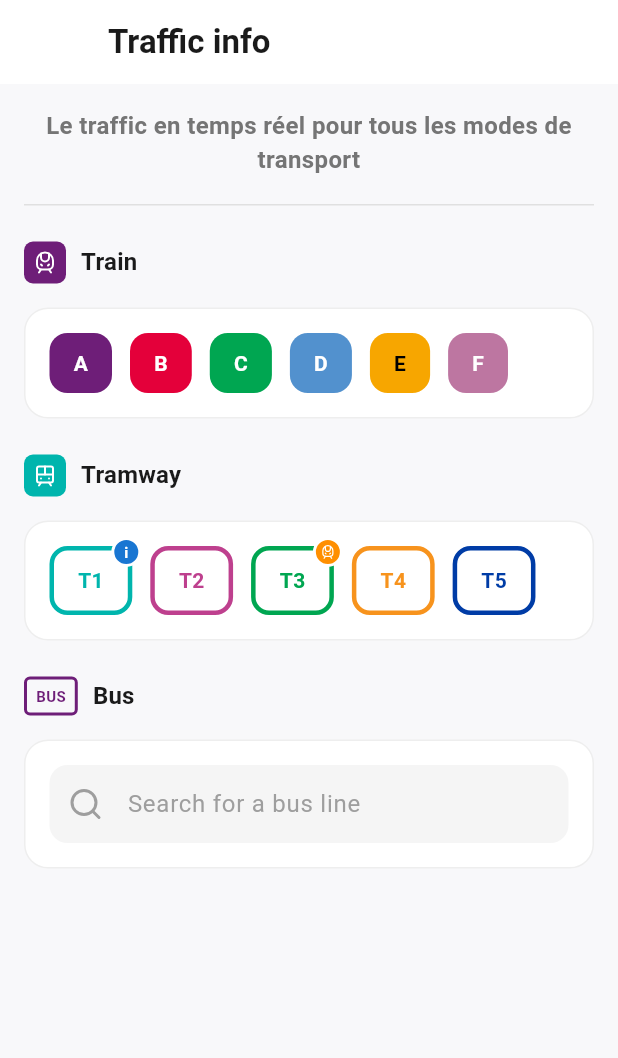
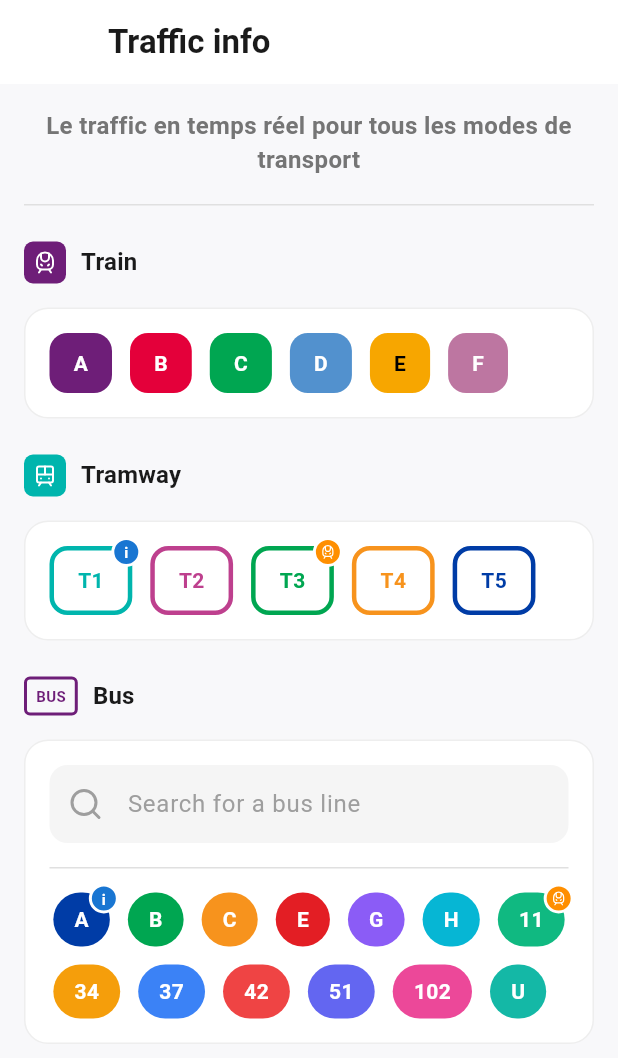
Before and after one commit to Nour-eng-cloud-art/sntf, a Flutter app: the TrafficTab screen opened directly, on a phone screen of 412 x 824 dp. Shown: the top 1058 px of the screen. Run offline on Flutter 3.47's test engine with Material 3 defaults, Android fonts, the phone set to English and light mode, and no system bars; our stand-ins replace flutter_dotenv, flutter_map, latlong2, lucide_icons_flutter; missing offline and left inert: location_picker_flutter_map.

Commit message:
fixing issues

```diff
--- a/lib/ui/screen/home/tabs/traffic_tab.dart
+++ b/lib/ui/screen/home/tabs/traffic_tab.dart
@@ -209,7 +209,25 @@ class _TrafficTabState extends State<TrafficTab> {
 
   // Bus Search
   Widget _buildBusSearch(ThemeData theme, bool isDark) {
-    return TextField(
+    final busLines = [
+      _LineBadgeData('A', const Color(0xFF003CA6), hasInfo: true),
+      _LineBadgeData('B', const Color(0xFF00A651)),
+      _LineBadgeData('C', const Color(0xFFF7931D)),
+      _LineBadgeData('E', const Color(0xFFE31E24)),
+      _LineBadgeData('G', const Color(0xFF8B5CF6)),
+      _LineBadgeData('H', const Color(0xFF06B6D4)),
+      _LineBadgeData('11', const Color(0xFF10B981), hasAlert: true),
+      _LineBadgeData('34', const Color(0xFFF59E0B)),
+      _LineBadgeData('37', const Color(0xFF3B82F6)),
+      _LineBadgeData('42', const Color(0xFFEF4444)),
+      _LineBadgeData('51', const Color(0xFF6366F1)),
+      _LineBadgeData('102', const Color(0xFFEC4899)),
+      _LineBadgeData('U', const Color(0xFF14B8A6)),
+    ];
+
+    return Column(
+      children: [
+        TextField(
           controller: _busSearchController,
           decoration: InputDecoration(
             hintText: 'Search for a bus line',
@@ -223,10 +241,55 @@ class _TrafficTabState extends State<TrafficTab> {
             ),
             contentPadding: const EdgeInsets.symmetric(horizontal: 16, vertical: 14),
           ),
+        ),
+        const SizedBox(height: 16),
+        const Divider(height: 1),
+        const SizedBox(height: 16),
+        Wrap(
+          spacing: 12,
+          runSpacing: 12,
+          children: busLines.map((line) => _buildBusLineBadge(line)).toList(),
+        ),
+      ],
     );
   }
 
   // Badge Builders
+  Widget _buildBusLineBadge(_LineBadgeData data) {
+    return Stack(
+      clipBehavior: Clip.none,
+      children: [
+        Container(
+          padding: const EdgeInsets.symmetric(horizontal: 14, vertical: 8),
+          decoration: BoxDecoration(
+            color: data.color,
+            borderRadius: BorderRadius.circular(20),
+          ),
+          child: Text(
+            data.label,
+            style: TextStyle(
+              fontSize: 14,
+              fontWeight: FontWeight.bold,
+              color: data.textColor,
+            ),
+          ),
+        ),
+        if (data.hasAlert)
+          Positioned(
+            right: -6,
+            top: -6,
+            child: _buildAlertIndicator(),
+          ),
+        if (data.hasInfo)
+          Positioned(
+            right: -6,
+            top: -6,
+            child: _buildInfoIndicator(),
+          ),
+      ],
+    );
+  }
+
   Widget _buildTrainLineBadge(_LineBadgeData data) {
     return Stack(
       clipBehavior: Clip.none,
```
Lines whose indentation alone changed are shown as unchanged.
